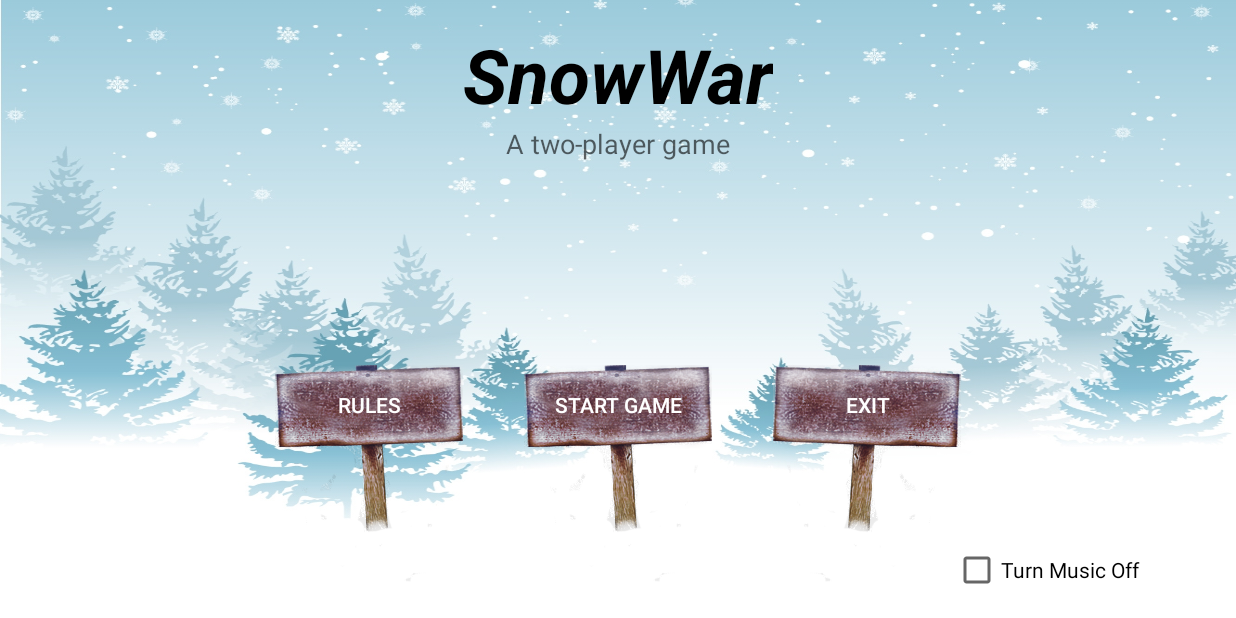
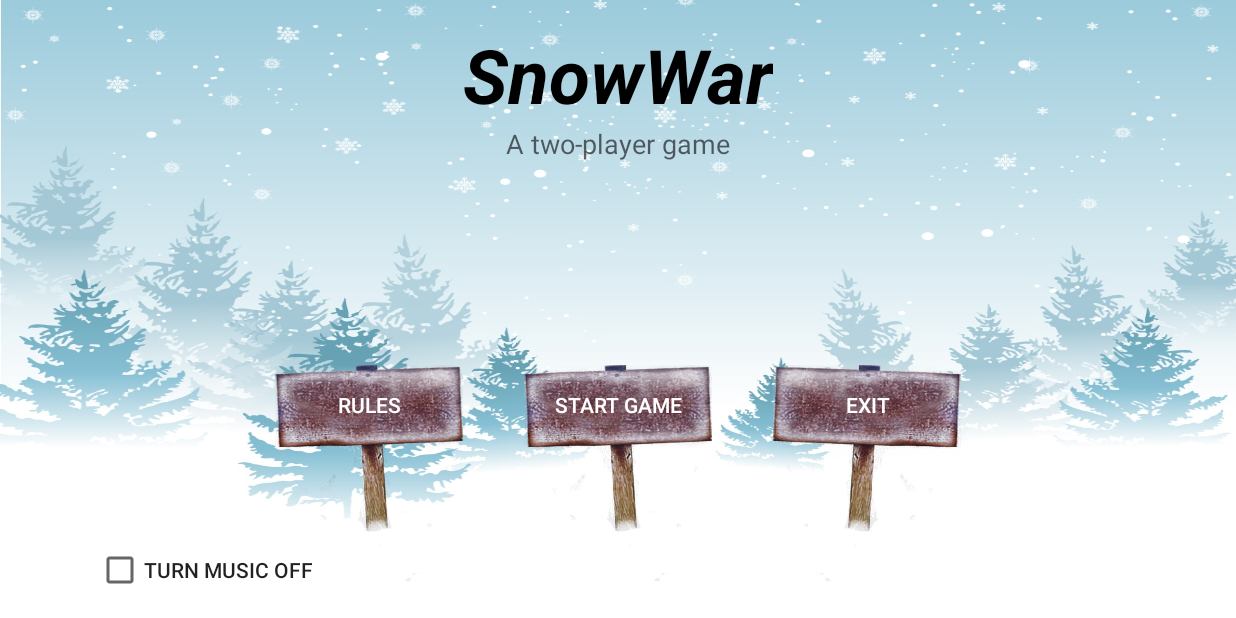
Before and after one commit to sarahse/SnowWars, an Android app: the screen it shows after launch (MainActivity), on a phone screen of 824 x 412 dp (held sideways). Run offline under Robolectric (Android 15) with nearby library versions, the phone set to English and light mode, and no system bars; Roboto replaces fonts that are not available here.

Commit message:
back to old music mute button to the left

```diff
--- a/app/src/main/java/com/sarahserussi/snowwars/GameActivity.java
+++ b/app/src/main/java/com/sarahserussi/snowwars/GameActivity.java
@@ -29,7 +29,7 @@ public class GameActivity extends Activity {
 
         // play music if checkBox is not checked
         if (lastBkgdChecked == 0) {
-            music = MediaPlayer.create(GameActivity.this, R.raw.fresh_melon);
+            music = MediaPlayer.create(GameActivity.this, R.raw.candyvalley);
             music.setLooping(true);
             music.start();
         }
--- a/app/src/main/res/layout/activity_main.xml
+++ b/app/src/main/res/layout/activity_main.xml
@@ -85,8 +85,9 @@
         android:layout_height="wrap_content"
         android:text="@string/turn_music_off"
         android:id="@+id/checkBox"
-        android:layout_alignBottom="@+id/exitButton"
-        android:layout_alignParentRight="true"
-        android:layout_alignParentEnd="true" />
+        android:layout_alignParentBottom="true"
+        android:layout_alignParentLeft="true"
+        android:layout_alignParentStart="true"
+        style="@style/Base.TextAppearance.AppCompat.Button" />
 
 </RelativeLayout>
```
